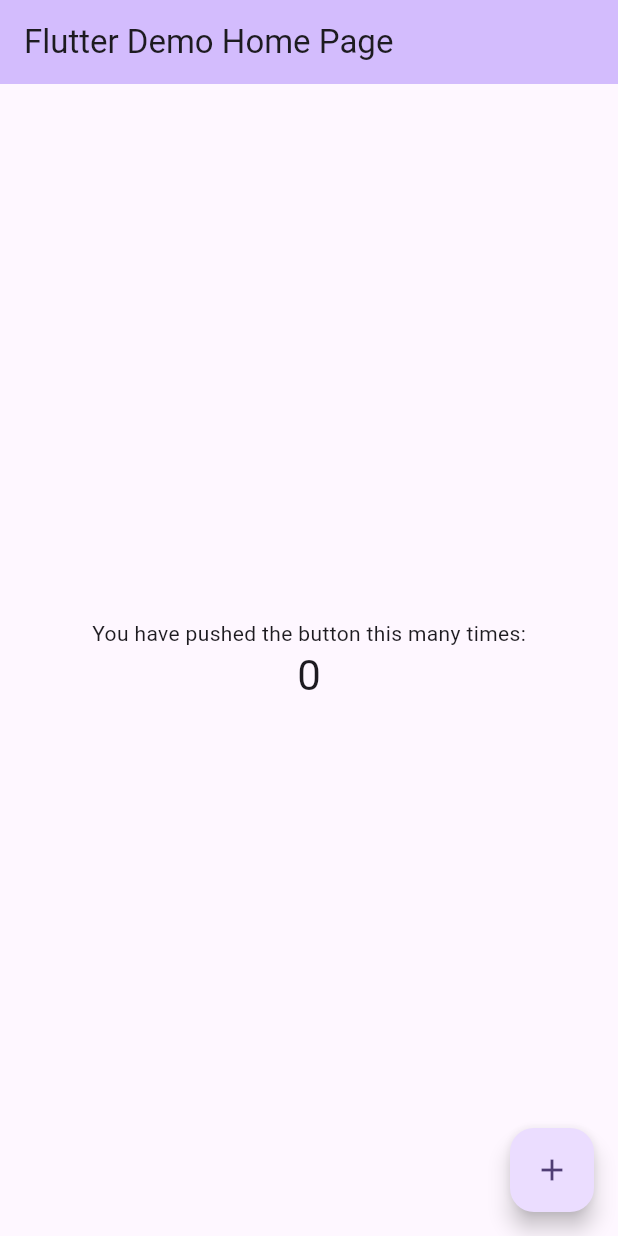
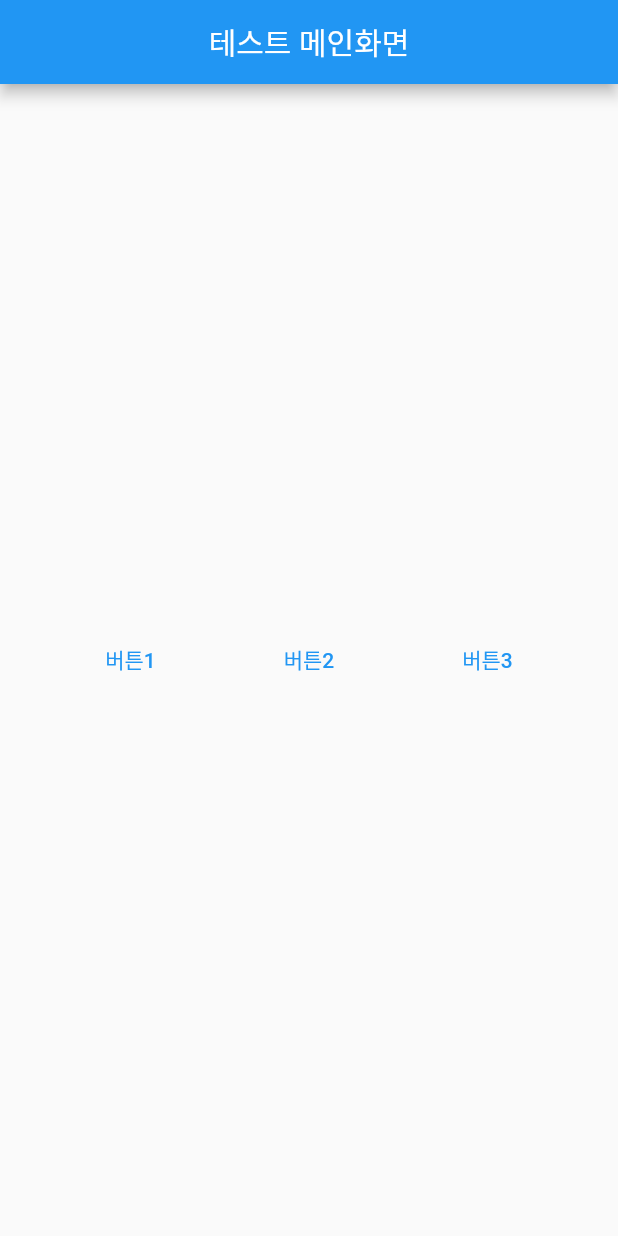
Before and after one commit to bangProgram/jb_finance, a Flutter app: the screen it shows after launch, on a phone screen of 412 x 824 dp. Run offline on Flutter 3.47's test engine with Material 2 defaults, Android fonts, the phone set to English and light mode, and no system bars; our stand-ins replace flutter_riverpod, go_router; network calls fail.

Commit message:
20231004 commit
spring <> flutter networking 작업중

```diff
--- a/lib/main.dart
+++ b/lib/main.dart
@@ -1,125 +1,22 @@
 import 'package:flutter/material.dart';
+import 'package:flutter_riverpod/flutter_riverpod.dart';
+import 'package:jb_finance/router.dart';
 
-void main() {
-  runApp(const MyApp());
+void main() async {
+  runApp(
+    const ProviderScope(
+      child: JBFinance(),
+    ),
+  );
 }
 
-class MyApp extends StatelessWidget {
-  const MyApp({super.key});
+class JBFinance extends ConsumerWidget {
+  const JBFinance({super.key});
 
-  // This widget is the root of your application.
   @override
-  Widget build(BuildContext context) {
-    return MaterialApp(
-      title: 'Flutter Demo',
-      theme: ThemeData(
-        // This is the theme of your application.
-        //
-        // TRY THIS: Try running your application with "flutter run". You'll see
-        // the application has a blue toolbar. Then, without quitting the app,
-        // try changing the seedColor in the colorScheme below to Colors.green
-        // and then invoke "hot reload" (save your changes or press the "hot
-        // reload" button in a Flutter-supported IDE, or press "r" if you used
-        // the command line to start the app).
-        //
-        // Notice that the counter didn't reset back to zero; the application
-        // state is not lost during the reload. To reset the state, use hot
-        // restart instead.
-        //
-        // This works for code too, not just values: Most code changes can be
-        // tested with just a hot reload.
-        colorScheme: ColorScheme.fromSeed(seedColor: Colors.deepPurple),
-        useMaterial3: true,
-      ),
-      home: const MyHomePage(title: 'Flutter Demo Home Page'),
+  Widget build(BuildContext context, WidgetRef ref) {
+    return MaterialApp.router(
+      routerConfig: ref.watch(routerProvider),
     );
   }
 }
-
-class MyHomePage extends StatefulWidget {
-  const MyHomePage({super.key, required this.title});
-
-  // This widget is the home page of your application. It is stateful, meaning
-  // that it has a State object (defined below) that contains fields that affect
-  // how it looks.
-
-  // This class is the configuration for the state. It holds the values (in this
-  // case the title) provided by the parent (in this case the App widget) and
-  // used by the build method of the State. Fields in a Widget subclass are
-  // always marked "final".
-
-  final String title;
-
-  @override
-  State<MyHomePage> createState() => _MyHomePageState();
-}
-
-class _MyHomePageState extends State<MyHomePage> {
-  int _counter = 0;
-
-  void _incrementCounter() {
-    setState(() {
-      // This call to setState tells the Flutter framework that something has
-      // changed in this State, which causes it to rerun the build method below
-      // so that the display can reflect the updated values. If we changed
-      // _counter without calling setState(), then the build method would not be
-      // called again, and so nothing would appear to happen.
-      _counter++;
-    });
-  }
-
-  @override
-  Widget build(BuildContext context) {
-    // This method is rerun every time setState is called, for instance as done
-    // by the _incrementCounter method above.
-    //
-    // The Flutter framework has been optimized to make rerunning build methods
-    // fast, so that you can just rebuild anything that needs updating rather
-    // than having to individually change instances of widgets.
-    return Scaffold(
-      appBar: AppBar(
-        // TRY THIS: Try changing the color here to a specific color (to
-        // Colors.amber, perhaps?) and trigger a hot reload to see the AppBar
-        // change color while the other colors stay the same.
-        backgroundColor: Theme.of(context).colorScheme.inversePrimary,
-        // Here we take the value from the MyHomePage object that was created by
-        // the App.build method, and use it to set our appbar title.
-        title: Text(widget.title),
-      ),
-      body: Center(
-        // Center is a layout widget. It takes a single child and positions it
-        // in the middle of the parent.
-        child: Column(
-          // Column is also a layout widget. It takes a list of children and
-          // arranges them vertically. By default, it sizes itself to fit its
-          // children horizontally, and tries to be as tall as its parent.
-          //
-          // Column has various properties to control how it sizes itself and
-          // how it positions its children. Here we use mainAxisAlignment to
-          // center the children vertically; the main axis here is the vertical
-          // axis because Columns are vertical (the cross axis would be
-          // horizontal).
-          //
-          // TRY THIS: Invoke "debug painting" (choose the "Toggle Debug Paint"
-          // action in the IDE, or press "p" in the console), to see the
-          // wireframe for each widget.
-          mainAxisAlignment: MainAxisAlignment.center,
-          children: <Widget>[
-            const Text(
-              'You have pushed the button this many times:',
-            ),
-            Text(
-              '$_counter',
-              style: Theme.of(context).textTheme.headlineMedium,
-            ),
-          ],
-        ),
-      ),
-      floatingActionButton: FloatingActionButton(
-        onPressed: _incrementCounter,
-        tooltip: 'Increment',
-        child: const Icon(Icons.add),
-      ), // This trailing comma makes auto-formatting nicer for build methods.
-    );
-  }
-}
--- /dev/null
+++ b/lib/main/main_model.dart
@@ -0,0 +1,39 @@
+class MainModel {
+  final String text1;
+  final String text2;
+  final String text3;
+  final String text4;
+  final String text5;
+
+  MainModel({
+    required this.text1,
+    required this.text2,
+    required this.text3,
+    required this.text4,
+    required this.text5,
+  });
+
+  MainModel.empty()
+      : text1 = "",
+        text2 = "",
+        text3 = "",
+        text4 = "",
+        text5 = "";
+
+  MainModel.fromJson(Map<String, dynamic> json)
+      : text1 = json['text1'],
+        text2 = json['text2'],
+        text3 = json['text3'],
+        text4 = json['text4'],
+        text5 = json['text5'];
+
+  Map<String, dynamic> toJson() {
+    return {
+      'text1': text1,
+      'text2': text2,
+      'text3': text3,
+      'text4': text4,
+      'text5': text5,
+    };
+  }
+}
--- /dev/null
+++ b/lib/main/main_screen.dart
@@ -0,0 +1,102 @@
+import 'dart:convert';
+
+import 'package:flutter/material.dart';
+import 'package:http/http.dart' as http;
+import 'package:jb_finance/main/main_model.dart';
+import 'package:web_socket_channel/web_socket_channel.dart';
+
+class MainScreen extends StatefulWidget {
+  const MainScreen({super.key});
+
+  @override
+  State<MainScreen> createState() => _MainScreenState();
+}
+
+class _MainScreenState extends State<MainScreen> {
+  final channel = WebSocketChannel.connect(
+    Uri.parse('wss://echo.websocket.events'),
+  );
+
+  Future<MainModel> fetchAlbum() async {
+    final response = await http
+        .get(Uri.parse('https://jsonplaceholder.typicode.com/albums/1'));
+
+    if (response.statusCode == 200) {
+      // If the server did return a 200 OK response,
+      // then parse the JSON.
+      return MainModel.fromJson(jsonDecode(response.body));
+    } else {
+      // If the server did not return a 200 OK response,
+      // then throw an exception.
+      throw Exception('Failed to load album');
+    }
+  }
+
+  Future<void> saveUser() async {
+    print('함수는 들어왔다');
+
+    final model = MainModel(
+      text1: "test1",
+      text2: "test2",
+      text3: "text3",
+      text4: "text4",
+      text5: "text5",
+    );
+
+    print('함수는 들어왔다');
+    try {
+      print('response 들어간다');
+      final response = await http.post(
+        Uri.parse("http://localhost:8080/post/test"),
+        headers: <String, String>{
+          'Content-Type': 'application/json; charset=UTF-8',
+        },
+        body: jsonEncode(model.toJson()),
+      );
+      print('response 나왔다 ${response.statusCode}');
+      if (response.statusCode != 201) {
+        throw Exception("Failed to send data");
+      } else {
+        Map<String, dynamic> responseData = json.decode(response.body);
+        print("Server Response: $responseData");
+        print("User Data sent successfully");
+      }
+    } catch (e) {
+      print("Failed to send post data: $e");
+    }
+  }
+
+  @override
+  Widget build(BuildContext context) {
+    return Scaffold(
+      appBar: AppBar(
+        centerTitle: true,
+        title: const Text("테스트 메인화면"),
+      ),
+      body: Column(
+        mainAxisAlignment: MainAxisAlignment.center,
+        children: [
+          Row(
+            mainAxisAlignment: MainAxisAlignment.spaceEvenly,
+            children: [
+              TextButton(
+                onPressed: () async {
+                  await saveUser();
+                },
+                child: const Text('버튼1'),
+              ),
+              TextButton(
+                onPressed: () {},
+                child: const Text('버튼2'),
+              ),
+              TextButton(
+                onPressed: () {},
+                child: const Text('버튼3'),
+              ),
+            ],
+          )
+        ],
+      ),
+    );
+  }
+}
--- /dev/null
+++ b/lib/router.dart
@@ -0,0 +1,20 @@
+import 'package:flutter_riverpod/flutter_riverpod.dart';
+import 'package:go_router/go_router.dart';
+import 'package:jb_finance/account/views/login_screen.dart';
+import 'package:jb_finance/main/main_screen.dart';
+
+final routerProvider = Provider(
+  (ref) => GoRouter(
+    initialLocation: "/main",
+    routes: [
+      GoRoute(
+        path: "/login",
+        builder: (context, state) => const LoginScreen(),
+      ),
+      GoRoute(
+        path: "/main",
+        builder: (context, state) => const MainScreen(),
+      ),
+    ],
+  ),
+);
--- a/pubspec.yaml
+++ b/pubspec.yaml
@@ -35,6 +35,10 @@ dependencies:
   # The following adds the Cupertino Icons font to your application.
   # Use with the CupertinoIcons class for iOS style icons.
   cupertino_icons: ^1.0.2
+  go_router: ^11.1.2
+  flutter_riverpod: ^2.4.2
+  web_socket_channel: ^2.4.0
+  http: ^1.1.0
 
 dev_dependencies:
   flutter_test:
```
Also changed, not shown: lib/account/views/login_screen.dart (added, +15 -0 lines), 2 other files.
